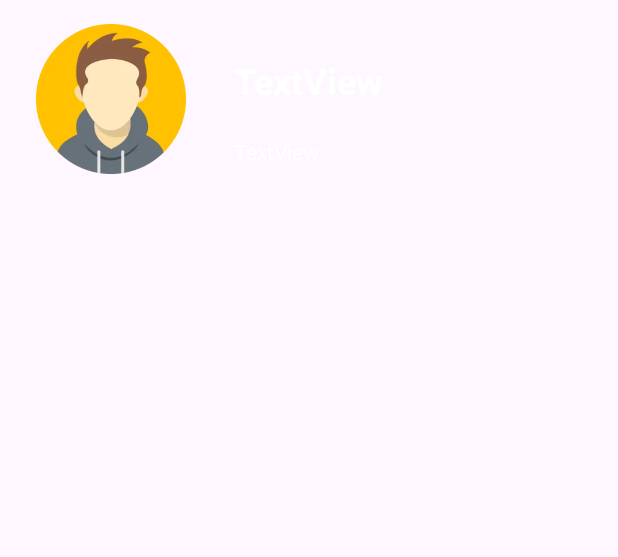
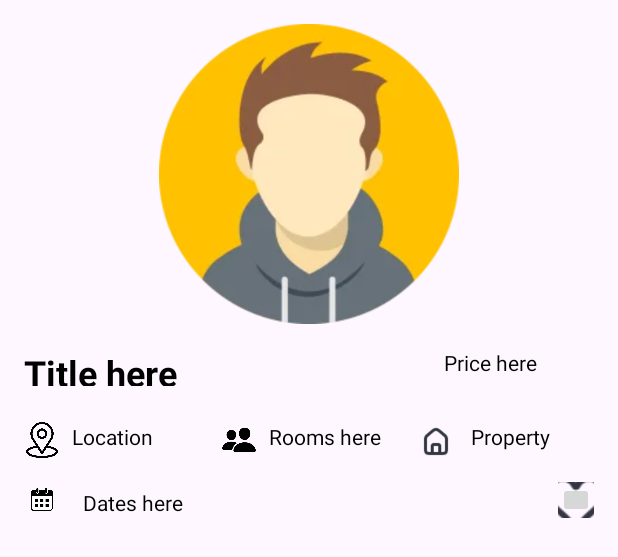
Before and after one commit to ItayPessach/Sublets, an Android app: the layout apartment_list_row.xml on its own in the app's theme, with its tools: preview values and no code run, on a phone screen of 412 x 824 dp. Shown: the top 557 px of the screen. Run offline under Robolectric (Android 15) with nearby library versions, the phone set to English and light mode, and no system bars.

Commit message:
create card list item skeleton

```diff
--- a/app/src/main/java/com/example/apartments/dao/AppLocalDatabase.kt
+++ b/app/src/main/java/com/example/apartments/dao/AppLocalDatabase.kt
@@ -7,7 +7,7 @@ import com.example.apartments.base.MyApplication
 import com.example.apartments.model.apartment.Apartment
 
 
-@Database(entities = [Apartment:: class], version = 7)
+@Database(entities = [Apartment:: class], version = 8)
 abstract class AppLocalDbRepository: RoomDatabase() {
     abstract fun apartmentDao(): ApartmentDao
 }
--- a/app/src/main/java/com/example/apartments/model/apartment/Apartment.kt
+++ b/app/src/main/java/com/example/apartments/model/apartment/Apartment.kt
@@ -6,6 +6,9 @@ import androidx.room.PrimaryKey
 import com.example.apartments.base.MyApplication
 import com.google.firebase.Timestamp
 import com.google.firebase.firestore.FieldValue
+import java.text.SimpleDateFormat
+import java.time.LocalDate
+import java.util.Date
 
 enum class ApartmentType(type: String) {
     Building("building"),
@@ -16,10 +19,13 @@ enum class ApartmentType(type: String) {
 data class Apartment(
     @PrimaryKey val id: String,
     val title: String,
+    val pricePerNight: Int,
     val description: String,
     val city: String,
     val apartmentType: ApartmentType,
     val numOfRooms: Int,
+    val startDate: Long,
+    val endDate: Long,
     var lastUpdated: Long? = null
 ) {
 
@@ -38,21 +44,27 @@ data class Apartment(
             }
 
         private const val TITLE_KEY = "title"
+        private const val PRICE_PER_NIGHT_KEY = "pricePerNight"
         private const val DESCRIPTION_KEY = "description"
         private const val CITY_KEY = "city"
         private const val APARTMENT_TYPE_KEY = "apartmentType"
         private const val NUM_OF_ROOMS_KEY = "numOfRooms"
+        private const val START_DATE = "startDate"
+        private const val END_DATE = "endDate"
 
         private const val LOCAL_LAST_UPDATED = "get_last_updated"
         const val LAST_UPDATED = "lastUpdated"
         fun fromJson(json: Map<String, Any>, id: String): Apartment {
             val title = json[TITLE_KEY] as? String ?: ""
+            val pricePerNight = (json[PRICE_PER_NIGHT_KEY] as? Long)?.toInt() ?: 0
             val description = json[DESCRIPTION_KEY] as? String ?: ""
             val city = json[CITY_KEY] as? String ?: ""
             val apartmentType = json[APARTMENT_TYPE_KEY] as? ApartmentType ?: ApartmentType.Private
             val numOfRooms = json[NUM_OF_ROOMS_KEY] as? Int ?: 0
+            val startDate = json[START_DATE] as? Long ?: 0
+            val endDate = json[END_DATE] as? Long ?: 0
 
-            val apartment = Apartment(id, title, description, city, apartmentType, numOfRooms)
+            val apartment = Apartment(id, title, pricePerNight, description, city, apartmentType, numOfRooms, startDate, endDate)
 
             val timestamp: Timestamp? = json[LAST_UPDATED] as? Timestamp
             timestamp?.let {
@@ -65,10 +77,13 @@ data class Apartment(
     val json: Map<String, Any>
         get() = hashMapOf(
                 TITLE_KEY to title,
+                PRICE_PER_NIGHT_KEY to pricePerNight,
                 DESCRIPTION_KEY to description,
                 CITY_KEY to city,
                 APARTMENT_TYPE_KEY to apartmentType,
                 NUM_OF_ROOMS_KEY to numOfRooms,
+                START_DATE to startDate,
+                END_DATE to endDate,
                 LAST_UPDATED to FieldValue.serverTimestamp()
             )
 }
--- a/app/src/main/java/com/example/apartments/modules/addApartment/AddApartmentFragment.kt
+++ b/app/src/main/java/com/example/apartments/modules/addApartment/AddApartmentFragment.kt
@@ -1,7 +1,5 @@
 package com.example.apartments.modules.addApartment
 
-import android.net.http.HttpException
-import android.os.Build
 import android.os.Bundle
 import android.util.Log
 import androidx.fragment.app.Fragment
@@ -10,8 +8,6 @@ import android.view.View
 import android.view.ViewGroup
 import android.widget.Button
 import android.widget.EditText
-import androidx.annotation.RequiresExtension
-import androidx.lifecycle.lifecycleScope
 import androidx.navigation.Navigation
 import com.example.apartments.R
 import com.example.apartments.common.RequiredValidation
@@ -19,12 +15,6 @@ import com.example.apartments.databinding.FragmentAddApartmentBinding
 import com.example.apartments.model.apartment.Apartment
 import com.example.apartments.model.apartment.ApartmentModel
 import com.example.apartments.model.apartment.ApartmentType
-import com.example.apartments.retrofit.MovieSearchResult
-import com.example.apartments.retrofit.MoviesSingelton
-import com.example.apartments.retrofit.RetrofitInstance
-import retrofit2.Call
-import retrofit2.Callback
-import retrofit2.Response
 
 class AddApartmentFragment : Fragment() {
     private var TAG = "AddApartmentFragment"
@@ -66,7 +56,7 @@ class AddApartmentFragment : Fragment() {
             val description = descriptionTextField!!.text.toString()
             val numOfRooms = numOfRoomsTextField!!.text.toString().toInt()
 
-            val apartment = Apartment("", title, description, "", ApartmentType.Private, numOfRooms)
+            val apartment = Apartment("", title, 0, description, "", ApartmentType.Private, numOfRooms, 0, 0)
 
             ApartmentModel.instance.addApartment(apartment) {
                 Navigation.findNavController(view).popBackStack(R.id.apartmentsFragment, false)
--- a/app/src/main/java/com/example/apartments/modules/apartments/adapter/ApartmentsViewHolder.kt
+++ b/app/src/main/java/com/example/apartments/modules/apartments/adapter/ApartmentsViewHolder.kt
@@ -6,15 +6,26 @@ import android.widget.TextView
 import androidx.recyclerview.widget.RecyclerView
 import com.example.apartments.R
 import com.example.apartments.model.apartment.Apartment
+import java.text.SimpleDateFormat
+import java.util.Date
 
 class ApartmentsViewHolder(itemView: View, adapter: ApartmentsRecyclerAdapter): RecyclerView.ViewHolder(itemView) {
     private var titleTextView: TextView? = null
-    private var descriptionTextView: TextView? = null
+    private var priceTextView: TextView? = null
+    private var locationTextView: TextView? = null
+    private var roomsTextView: TextView? = null
+    private var propertyTypeTextView: TextView? = null
+    private var datesTextView: TextView? = null
+
     private var image: ImageView? = null
 
     init {
         titleTextView = itemView.findViewById(R.id.tvApartmentsListTitle)
-        descriptionTextView = itemView.findViewById(R.id.tvApartmentsListDescription)
+        priceTextView = itemView.findViewById(R.id.tvApartmentsListPrice)
+        locationTextView = itemView.findViewById(R.id.tvApartmentsListLocation)
+        roomsTextView = itemView.findViewById(R.id.tvApartmentsListRooms)
+        propertyTypeTextView = itemView.findViewById(R.id.tvApartmentsListPropertyType)
+        datesTextView = itemView.findViewById(R.id.tvApartmentsListDates)
         image = itemView.findViewById(R.id.ivApartmentsListImage)
 
         itemView.setOnClickListener {
@@ -27,6 +38,15 @@ class ApartmentsViewHolder(itemView: View, adapter: ApartmentsRecyclerAdapter):
 
     fun bind(apartment: Apartment?) {
         titleTextView?.text = apartment?.title
-        descriptionTextView?.text = apartment?.description
+        priceTextView?.text = "${apartment?.pricePerNight.toString()}$"
+        locationTextView?.text = apartment?.city
+        roomsTextView?.text = apartment?.numOfRooms.toString()
+        propertyTypeTextView?.text = apartment?.apartmentType.toString()
+        datesTextView?.text = "${formatDate(apartment?.startDate ?: 0)} - ${formatDate(apartment?.endDate ?: 0)}"
+    }
+
+    fun formatDate(milliseconds: Long): String {
+        val formatter = SimpleDateFormat("dd/MM/yyyy")
+        return formatter.format(Date(milliseconds))
     }
 }
--- a/app/src/main/res/layout/apartment_list_row.xml
+++ b/app/src/main/res/layout/apartment_list_row.xml
@@ -1,6 +1,7 @@
 <?xml version="1.0" encoding="utf-8"?>
 <androidx.constraintlayout.widget.ConstraintLayout xmlns:android="http://schemas.android.com/apk/res/android"
     xmlns:app="http://schemas.android.com/apk/res-auto"
+    xmlns:tools="http://schemas.android.com/tools"
     android:layout_width="match_parent"
     android:layout_height="wrap_content"
     android:background="?attr/selectableItemBackground"
@@ -8,40 +9,141 @@
 
     <ImageView
         android:id="@+id/ivApartmentsListImage"
-        android:layout_width="100dp"
-        android:layout_height="100dp"
-        android:layout_marginStart="24dp"
+        android:layout_width="0dp"
+        android:layout_height="200dp"
+        android:layout_marginStart="8dp"
         android:layout_marginTop="16dp"
-        android:layout_marginBottom="16dp"
-        app:layout_constraintBottom_toBottomOf="parent"
+        android:layout_marginEnd="8dp"
+        app:layout_constraintEnd_toEndOf="parent"
         app:layout_constraintStart_toStartOf="parent"
         app:layout_constraintTop_toTopOf="parent"
         app:srcCompat="@drawable/avatar" />
 
     <TextView
         android:id="@+id/tvApartmentsListTitle"
-        android:layout_width="0dp"
-        android:layout_height="wrap_content"
-        android:layout_marginStart="32dp"
+        android:layout_width="200dp"
+        android:layout_height="25dp"
+        android:layout_marginStart="16dp"
+        android:layout_marginTop="16dp"
+        android:text="Title here"
+        android:textColor="#000000"
+        android:textSize="24sp"
+        android:textStyle="bold"
+        app:layout_constraintStart_toStartOf="parent"
+        app:layout_constraintTop_toBottomOf="@+id/ivApartmentsListImage" />
+
+    <TextView
+        android:id="@+id/tvApartmentsListPrice"
+        android:layout_width="100dp"
+        android:layout_height="25dp"
+        android:layout_marginStart="80dp"
         android:layout_marginTop="16dp"
         android:layout_marginEnd="16dp"
-        android:text="TextView"
-        android:textSize="24sp"
-        android:textStyle="bold"
-        app:layout_constraintBottom_toTopOf="@+id/tvApartmentsListDescription"
+        android:text="Price here"
+        android:textColor="#FF000000"
         app:layout_constraintEnd_toEndOf="parent"
-        app:layout_constraintStart_toEndOf="@+id/ivApartmentsListImage"
-        app:layout_constraintTop_toTopOf="parent" />
+        app:layout_constraintStart_toEndOf="@+id/tvApartmentsListTitle"
+        app:layout_constraintTop_toBottomOf="@+id/ivApartmentsListImage" />
 
     <TextView
-        android:id="@+id/tvApartmentsListDescription"
-        android:layout_width="0dp"
-        android:layout_height="wrap_content"
-        android:layout_marginStart="32dp"
+        android:id="@+id/tvApartmentsListLocation"
+        android:layout_width="75dp"
+        android:layout_height="20dp"
+        android:layout_marginStart="8dp"
+        android:layout_marginTop="24dp"
+        android:text="Location here"
+        android:textColor="#FF000000"
+        app:layout_constraintStart_toEndOf="@+id/locationButton"
+        app:layout_constraintTop_toBottomOf="@+id/tvApartmentsListTitle" />
+
+    <TextView
+        android:id="@+id/tvApartmentsListRooms"
+        android:layout_width="75dp"
+        android:layout_height="20dp"
+        android:layout_marginStart="8dp"
+        android:layout_marginTop="24dp"
+        android:text="Rooms here"
+        android:textColor="#FF000000"
+        app:layout_constraintStart_toEndOf="@+id/roomsButton"
+        app:layout_constraintTop_toBottomOf="@+id/tvApartmentsListTitle" />
+
+    <TextView
+        android:id="@+id/tvApartmentsListPropertyType"
+        android:layout_width="75dp"
+        android:layout_height="20dp"
+        android:layout_marginStart="8dp"
+        android:layout_marginTop="24dp"
+        android:layout_marginEnd="8dp"
+        android:text="Property type here"
+        android:textColor="#FF000000"
+        app:layout_constraintEnd_toEndOf="parent"
+        app:layout_constraintHorizontal_bias="0.177"
+        app:layout_constraintStart_toEndOf="@+id/propertyButton"
+        app:layout_constraintTop_toBottomOf="@+id/tvApartmentsListTitle" />
+
+    <ImageButton
+        android:id="@+id/likeButton"
+        android:layout_width="24dp"
+        android:layout_height="24dp"
+        android:layout_marginTop="16dp"
         android:layout_marginEnd="16dp"
-        android:text="TextView"
+        android:layout_marginBottom="8dp"
         app:layout_constraintBottom_toBottomOf="parent"
         app:layout_constraintEnd_toEndOf="parent"
-        app:layout_constraintStart_toEndOf="@+id/ivApartmentsListImage"
-        app:layout_constraintTop_toBottomOf="@+id/tvApartmentsListTitle" />
+        app:layout_constraintTop_toBottomOf="@+id/locationButton"
+        app:srcCompat="@drawable/like_button_nav" />
+
+    <ImageView
+        android:id="@+id/calendarButton"
+        android:layout_width="24dp"
+        android:layout_height="24dp"
+        android:layout_marginStart="16dp"
+        android:layout_marginTop="16dp"
+        app:layout_constraintStart_toStartOf="parent"
+        app:layout_constraintTop_toBottomOf="@+id/locationButton"
+        app:srcCompat="@drawable/calendar_button" />
+
+    <TextView
+        android:id="@+id/tvApartmentsListDates"
+        android:layout_width="150dp"
+        android:layout_height="20dp"
+        android:layout_marginStart="8dp"
+        android:layout_marginTop="20dp"
+        android:layout_marginEnd="68dp"
+        android:text="Dates here"
+        android:textColor="#FF000000"
+        app:layout_constraintEnd_toStartOf="@+id/likeButton"
+        app:layout_constraintHorizontal_bias="0.242"
+        app:layout_constraintStart_toStartOf="@+id/calendarButton"
+        app:layout_constraintTop_toBottomOf="@+id/locationButton" />
+
+    <ImageView
+        android:id="@+id/locationButton"
+        android:layout_width="24dp"
+        android:layout_height="24dp"
+        android:layout_marginStart="16dp"
+        android:layout_marginTop="24dp"
+        app:layout_constraintStart_toStartOf="parent"
+        app:layout_constraintTop_toBottomOf="@+id/tvApartmentsListTitle"
+        app:srcCompat="@drawable/location_button" />
+
+    <ImageView
+        android:id="@+id/roomsButton"
+        android:layout_width="24dp"
+        android:layout_height="24dp"
+        android:layout_marginStart="24dp"
+        android:layout_marginTop="24dp"
+        app:layout_constraintStart_toEndOf="@+id/tvApartmentsListLocation"
+        app:layout_constraintTop_toBottomOf="@+id/tvApartmentsListTitle"
+        app:srcCompat="@drawable/rooms_button" />
+
+    <ImageView
+        android:id="@+id/propertyButton"
+        android:layout_width="24dp"
+        android:layout_height="24dp"
+        android:layout_marginStart="24dp"
+        android:layout_marginTop="24dp"
+        app:layout_constraintStart_toEndOf="@+id/tvApartmentsListRooms"
+        app:layout_constraintTop_toBottomOf="@+id/tvApartmentsListTitle"
+        app:srcCompat="@drawable/home_button_nav" />
 </androidx.constraintlayout.widget.ConstraintLayout>
```
Also changed, not shown: app/src/main/res/drawable/calendar_button.png (added), app/src/main/res/drawable/location_button.png (added), app/src/main/res/drawable/rooms_button.png (added).
